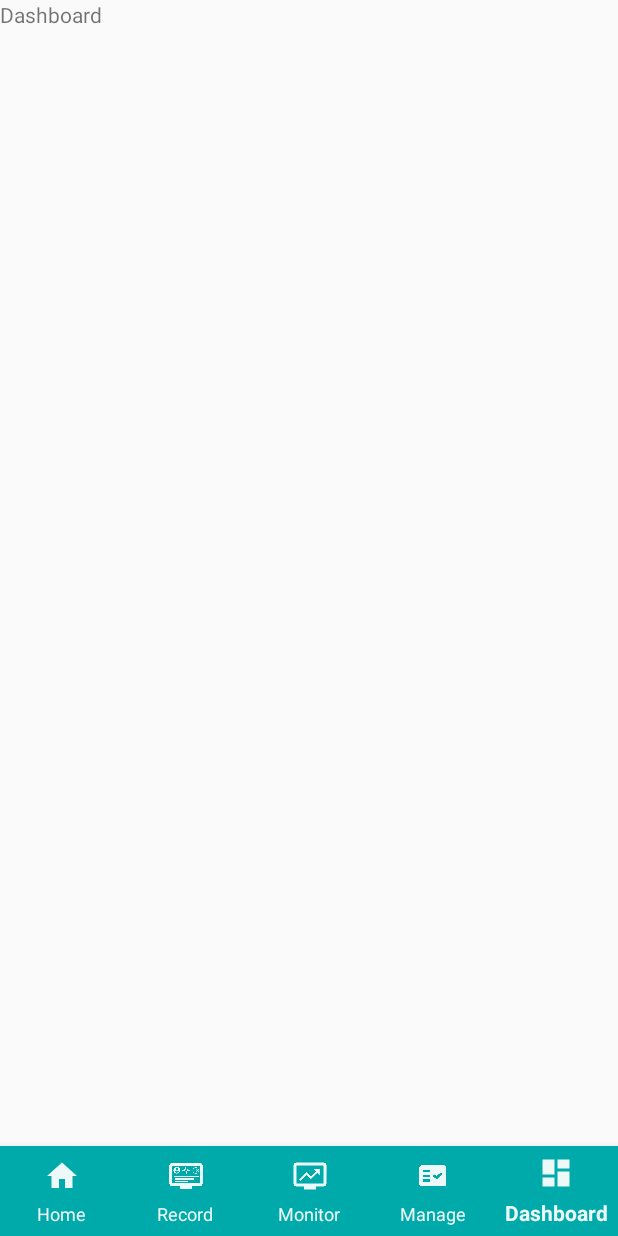
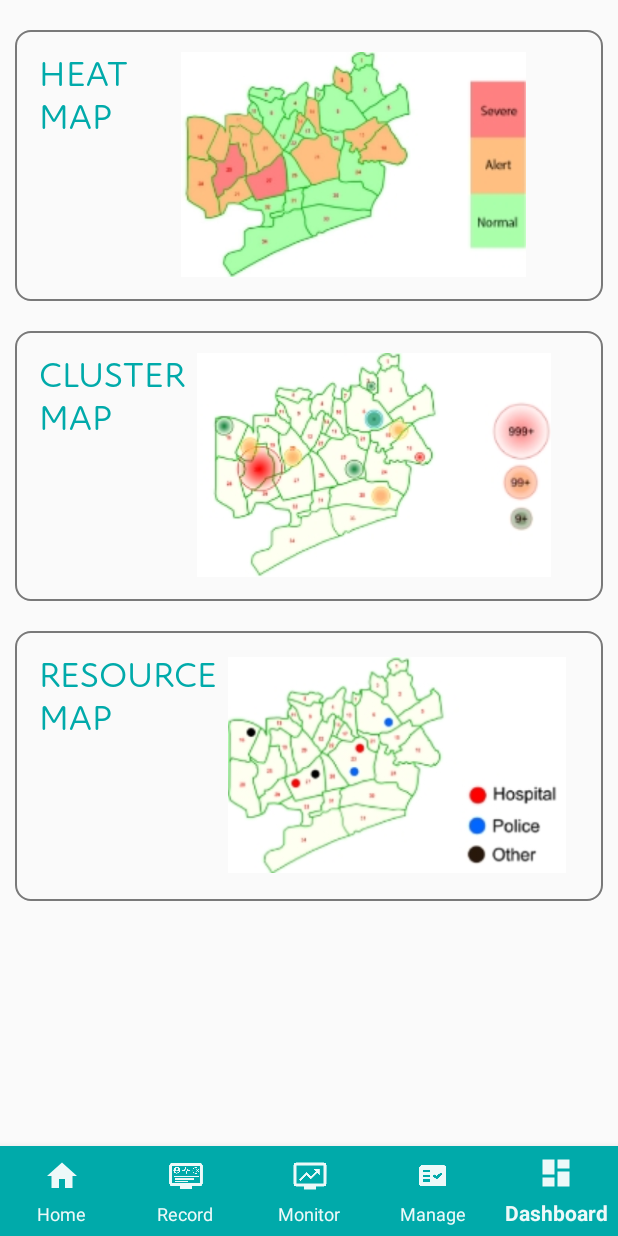
Before and after one commit to priyamshah112/bapatla-health, an Android app: the HomeFragment screen opened directly, with no data from a screen before it, item 5 of the bottom bar chosen, on a phone screen of 412 x 824 dp. Run offline under Robolectric (Android 15) with nearby library versions, the phone set to English and light mode, and no system bars.

Commit message:
Dashboard page done

```diff
--- /dev/null
+++ b/app/src/main/res/drawable/black_border_rounded.xml
@@ -0,0 +1,16 @@
+<?xml version="1.0" encoding="utf-8"?>
+<shape xmlns:android="http://schemas.android.com/apk/res/android" android:shape="rectangle" >
+    <corners
+        android:radius="10dp"
+        />
+    <stroke
+        android:width="1dp"
+        android:color="#797979" />
+    <padding
+        android:left="16dp"
+        android:top="15dp"
+        android:right="25dp"
+        android:bottom="16dp"
+        />
+
+</shape>
--- a/app/src/main/res/layout/fragment_dashboard.xml
+++ b/app/src/main/res/layout/fragment_dashboard.xml
@@ -1,14 +1,97 @@
 <?xml version="1.0" encoding="utf-8"?>
 <RelativeLayout xmlns:android="http://schemas.android.com/apk/res/android"
+    xmlns:app="http://schemas.android.com/apk/res-auto"
     xmlns:tools="http://schemas.android.com/tools"
     android:layout_width="match_parent"
     android:layout_height="match_parent"
     tools:context=".DashboardFragment">
 
-    <!-- TODO: Update blank fragment layout -->
-    <TextView
+    <ScrollView
         android:layout_width="match_parent"
         android:layout_height="match_parent"
-        android:text="Dashboard" />
+        tools:layout_editor_absoluteX="0dp"
+        tools:layout_editor_absoluteY="-127dp">
+
+        <LinearLayout
+            android:layout_width="match_parent"
+            android:layout_height="wrap_content"
+            android:orientation="vertical"
+            android:layout_marginStart="10dp"
+            android:layout_marginEnd="10dp"
+            android:layout_marginTop="20dp"
+            app:layout_constraintEnd_toEndOf="parent"
+            app:layout_constraintStart_toStartOf="parent"
+            app:layout_constraintTop_toTopOf="parent">
+
+            <LinearLayout
+                android:layout_width="match_parent"
+                android:layout_height="wrap_content"
+                android:orientation="horizontal"
+                android:background="@drawable/black_border_rounded">
+
+                <TextView
+                    android:layout_width="wrap_content"
+                    android:layout_height="wrap_content"
+                    android:text="HEAT\nMAP"
+                    android:textColor="@color/colorPrimary"
+                    android:fontFamily="@font/attenroundnewregular"
+                    android:textSize="24sp"/>
+
+                <ImageView
+                    android:layout_marginLeft="35dp"
+                    android:layout_width="wrap_content"
+                    android:layout_height="wrap_content"
+                    android:src="@drawable/map" />
+
+            </LinearLayout>
+
+            <LinearLayout
+                android:layout_width="match_parent"
+                android:layout_height="wrap_content"
+                android:orientation="horizontal"
+                android:layout_marginTop="20dp"
+                android:background="@drawable/black_border_rounded">
+
+                <TextView
+                    android:layout_width="wrap_content"
+                    android:layout_height="wrap_content"
+                    android:text="CLUSTER\nMAP"
+                    android:textColor="@color/colorPrimary"
+                    android:fontFamily="@font/attenroundnewregular"
+                    android:textSize="24sp"/>
+
+                <ImageView
+                    android:layout_marginLeft="7dp"
+                    android:layout_width="wrap_content"
+                    android:layout_height="wrap_content"
+                    android:src="@drawable/map_1" />
+
+            </LinearLayout>
+
+            <LinearLayout
+                android:layout_width="match_parent"
+                android:layout_height="wrap_content"
+                android:orientation="horizontal"
+                android:layout_marginTop="20dp"
+                android:background="@drawable/black_border_rounded">
+
+                <TextView
+                    android:layout_width="wrap_content"
+                    android:layout_height="wrap_content"
+                    android:text="RESOURCE\nMAP"
+                    android:textColor="@color/colorPrimary"
+                    android:fontFamily="@font/attenroundnewregular"
+                    android:textSize="24sp"/>
+
+                <ImageView
+                    android:layout_marginLeft="7dp"
+                    android:layout_width="wrap_content"
+                    android:layout_height="wrap_content"
+                    android:src="@drawable/map_2" />
+
+            </LinearLayout>
+
+        </LinearLayout>
+    </ScrollView>
 
 </RelativeLayout>
--- a/app/src/main/res/layout/fragment_home.xml
+++ b/app/src/main/res/layout/fragment_home.xml
@@ -91,7 +91,11 @@
                 android:layout_height="wrap_content"
                 android:layout_marginTop="14dp"
                 android:orientation="vertical"
-                android:background="@drawable/bnav_btn" >
+                android:background="@drawable/rounded_corners_teal_color"
+                android:paddingLeft="13dp"
+                android:paddingRight="13dp"
+                android:paddingTop="14dp"
+                android:paddingBottom="14dp">
 
                 <TextView
                     android:layout_width="match_parent"
@@ -162,7 +166,11 @@
                     android:layout_height="wrap_content"
                     android:layout_columnWeight="1"
                     android:layout_gravity="fill_horizontal"
-                    android:background="@drawable/bnav_btn"
+                    android:background="@drawable/rounded_corners_teal_color"
+                    android:paddingLeft="13dp"
+                    android:paddingRight="13dp"
+                    android:paddingTop="14dp"
+                    android:paddingBottom="14dp"
                     android:layout_marginRight="7dp"
                     android:orientation="vertical">
 
@@ -190,7 +198,11 @@
                     android:layout_columnWeight="1"
                     android:layout_gravity="fill_horizontal"
                     android:orientation="vertical"
-                    android:background="@drawable/bnav_btn"
+                    android:background="@drawable/rounded_corners_teal_color"
+                    android:paddingLeft="13dp"
+                    android:paddingRight="13dp"
+                    android:paddingTop="14dp"
+                    android:paddingBottom="14dp"
                     android:layout_marginLeft="7dp">
 
                     <TextView
@@ -217,7 +229,11 @@
                 android:layout_height="wrap_content"
                 android:layout_marginTop="14dp"
                 android:orientation="vertical"
-                android:background="@drawable/bnav_btn" >
+                android:background="@drawable/rounded_corners_teal_color"
+                android:paddingLeft="13dp"
+                android:paddingRight="13dp"
+                android:paddingTop="14dp"
+                android:paddingBottom="14dp" >
 
                 <TextView
                     android:layout_width="match_parent"
```
Also changed, not shown: app/src/main/res/drawable/map.jpg (added), app/src/main/res/drawable/map_1.jpg (added), app/src/main/res/drawable/map_2.jpg (added).
